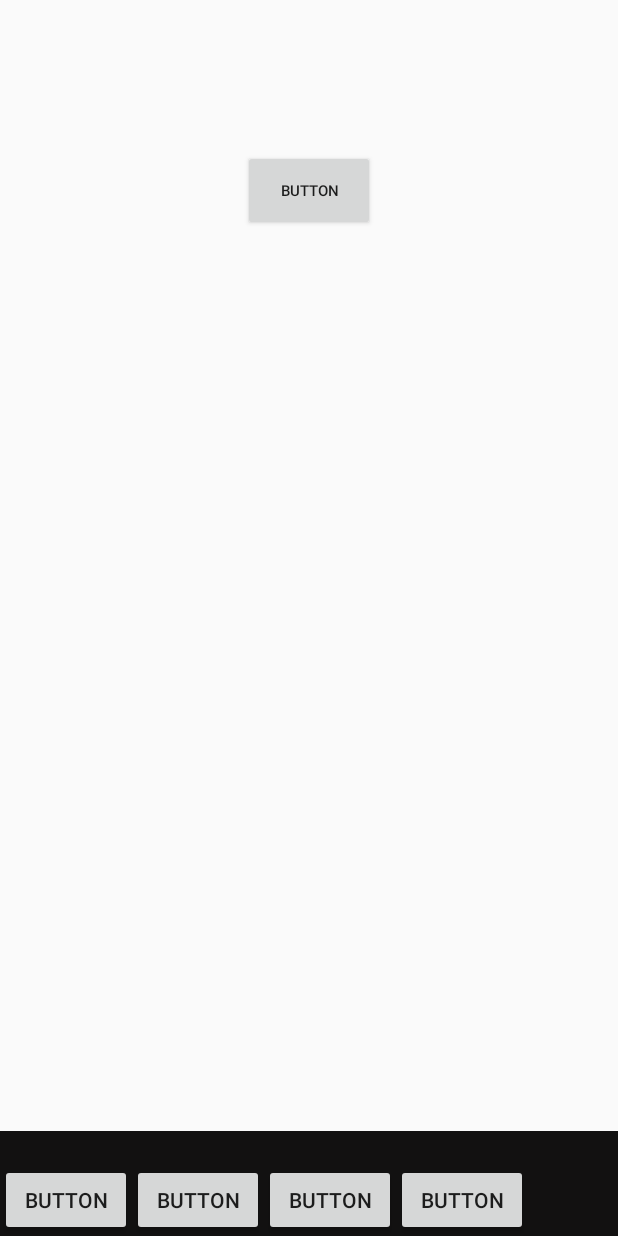
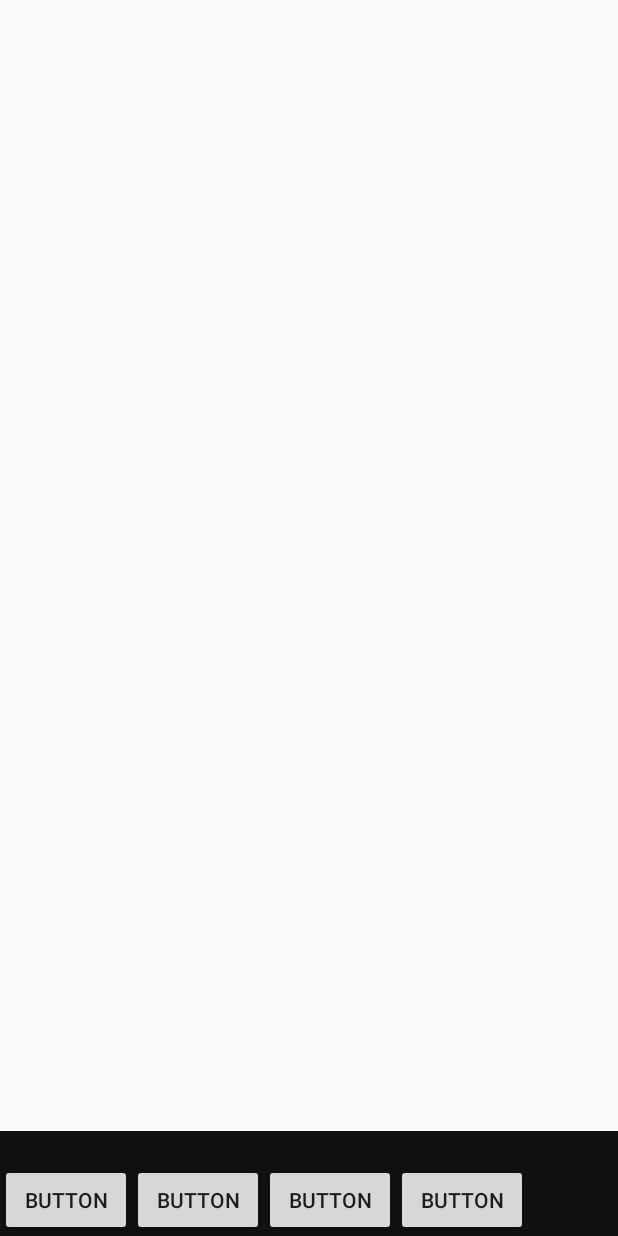
Before and after one commit to cromx123/MagicGourmet, an Android app built with Jetpack Compose: the screen it shows after launch (MainActivity), on a phone screen of 412 x 824 dp. Run offline under Robolectric (Android 15) with nearby library versions, the phone set to English and light mode, and no system bars.

Commit message:
borre btn

```diff
--- a/app/src/main/res/layout/vista_principal.xml
+++ b/app/src/main/res/layout/vista_principal.xml
@@ -1,6 +1,8 @@
 <?xml version="1.0" encoding="utf-8"?>
 <FrameLayout xmlns:android="http://schemas.android.com/apk/res/android"
-             android:orientation="vertical"
+    xmlns:app="http://schemas.android.com/apk/res-auto"
+    xmlns:tools="http://schemas.android.com/tools"
+    android:orientation="vertical"
              android:layout_width="match_parent"
              android:layout_height="match_parent">
 
@@ -43,15 +45,5 @@
             android:text="Button" />
     </LinearLayout>
 
-    <Button
-        android:id="@+id/button5"
-        android:layout_width="wrap_content"
-        android:layout_height="wrap_content"
-        android:layout_gravity="center|top"
-        android:layout_marginTop="100dp"
-        android:padding="20dp"
-        android:textSize="10dp"
-        android:text="Button" />
-
 
 </FrameLayout>
```
